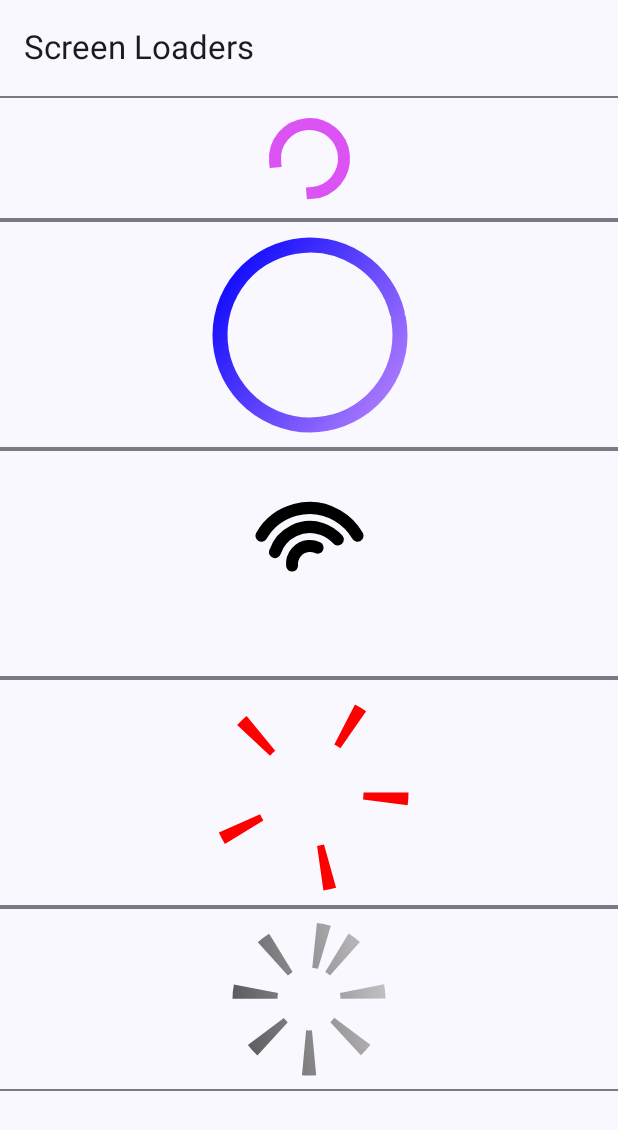
After one commit to Hxt5gh/MoveOffsetAlongLine, an Android app built with Jetpack Compose: the composable ScreenLoaders shown on its own in the app's theme, on a phone screen of 412 x 824 dp. The commit adds this screen. Shown: the top 1130 px of the screen. Run offline under Robolectric (Android 15) with nearby library versions, the phone set to English and light mode, and no system bars.

Commit message:
ScreenLoaders

```diff
--- /dev/null
+++ b/app/src/main/java/com/hxt5gh/movealongthepath/Animation/ScreenLoaders.kt
@@ -0,0 +1,422 @@
+package com.hxt5gh.movealongthepath.Animation
+
+import android.util.Log
+import androidx.compose.animation.animateColor
+import androidx.compose.animation.core.Animatable
+import androidx.compose.animation.core.EaseInBack
+import androidx.compose.animation.core.EaseInBounce
+import androidx.compose.animation.core.EaseInCirc
+import androidx.compose.animation.core.EaseInElastic
+import androidx.compose.animation.core.EaseInOut
+import androidx.compose.animation.core.EaseInOutBounce
+import androidx.compose.animation.core.EaseInOutSine
+import androidx.compose.animation.core.EaseInQuart
+import androidx.compose.animation.core.EaseOutBack
+import androidx.compose.animation.core.EaseOutBounce
+import androidx.compose.animation.core.FastOutLinearInEasing
+import androidx.compose.animation.core.FastOutSlowInEasing
+import androidx.compose.animation.core.LinearEasing
+import androidx.compose.animation.core.LinearOutSlowInEasing
+import androidx.compose.animation.core.RepeatMode
+import androidx.compose.animation.core.Spring
+import androidx.compose.animation.core.animateFloat
+import androidx.compose.animation.core.infiniteRepeatable
+import androidx.compose.animation.core.rememberInfiniteTransition
+import androidx.compose.animation.core.spring
+import androidx.compose.animation.core.tween
+import androidx.compose.foundation.Canvas
+import androidx.compose.foundation.background
+import androidx.compose.foundation.border
+import androidx.compose.foundation.layout.Arrangement
+import androidx.compose.foundation.layout.Box
+import androidx.compose.foundation.layout.Column
+import androidx.compose.foundation.layout.Spacer
+import androidx.compose.foundation.layout.fillMaxSize
+import androidx.compose.foundation.layout.fillMaxWidth
+import androidx.compose.foundation.layout.height
+import androidx.compose.foundation.layout.padding
+import androidx.compose.foundation.layout.size
+import androidx.compose.foundation.lazy.LazyColumn
+import androidx.compose.material3.Button
+import androidx.compose.material3.Divider
+import androidx.compose.material3.ExperimentalMaterial3Api
+import androidx.compose.material3.MaterialTheme
+import androidx.compose.material3.Scaffold
+import androidx.compose.material3.Slider
+import androidx.compose.material3.Surface
+import androidx.compose.material3.Text
+import androidx.compose.material3.TopAppBar
+import androidx.compose.runtime.Composable
+import androidx.compose.runtime.LaunchedEffect
+import androidx.compose.runtime.getValue
+import androidx.compose.runtime.mutableStateOf
+import androidx.compose.runtime.remember
+import androidx.compose.runtime.rememberCoroutineScope
+import androidx.compose.runtime.setValue
+import androidx.compose.ui.Alignment
+import androidx.compose.ui.Modifier
+import androidx.compose.ui.geometry.Offset
+import androidx.compose.ui.geometry.Size
+import androidx.compose.ui.graphics.Brush
+import androidx.compose.ui.graphics.Color
+import androidx.compose.ui.graphics.ColorFilter
+import androidx.compose.ui.graphics.PathEffect
+import androidx.compose.ui.graphics.PointMode
+import androidx.compose.ui.graphics.StrokeCap
+import androidx.compose.ui.graphics.drawscope.DrawStyle
+import androidx.compose.ui.graphics.drawscope.Stroke
+import androidx.compose.ui.graphics.drawscope.rotate
+import androidx.compose.ui.graphics.drawscope.translate
+import androidx.compose.ui.tooling.preview.Preview
+import androidx.compose.ui.unit.dp
+import com.hxt5gh.movealongthepath.R
+import kotlinx.coroutines.delay
+import kotlinx.coroutines.launch
+
+@OptIn(ExperimentalMaterial3Api::class)
+@Composable
+fun ScreenLoaders(modifier: Modifier = Modifier) {
+    Scaffold(
+        topBar = { TopAppBar(title = { Text(text = "Screen Loaders") })}
+    ) {
+        Surface(modifier = Modifier
+            .fillMaxSize()
+            .padding(it)) {
+            LazyColumn(modifier = Modifier.fillMaxSize(), horizontalAlignment = Alignment.CenterHorizontally) {
+                item {
+                    Divider()
+                CircularLoader(modifier = Modifier.size(80.dp))
+                    Divider()
+                }
+                item {
+                    Divider()
+                    InfiniteTransition(modifier = Modifier.size(150.dp))
+                    Divider()
+                }
+                item {
+                    Divider()
+                    InfiniteBeatTransition(modifier = Modifier.size(150.dp))
+                    Divider()
+                }
+                item {
+                    Divider()
+                    RollTransition(modifier = Modifier
+                        .size(150.dp)
+                        .fillMaxWidth()
+                    )
+                    Divider()
+                }
+                item {
+                    Divider()
+                    RotateTransition(modifier = Modifier
+                        .size(150.dp)
+                        .fillMaxWidth()
+                    )
+                    Divider()
+                }
+            }
+        }
+    }
+}
+
+
+
+@Composable
+fun CircularLoader(modifier: Modifier = Modifier) {
+
+    val updateTransition = rememberInfiniteTransition(label = "")
+    val rotationValue = updateTransition.animateFloat(
+        initialValue = 0f,
+        targetValue = 360f,
+        animationSpec = infiniteRepeatable(
+            repeatMode = RepeatMode.Restart,
+            animation = tween(800)
+        ),
+        label = ""
+    )
+    Column(
+        modifier = modifier,
+        verticalArrangement = Arrangement.Center,
+        horizontalAlignment = Alignment.CenterHorizontally
+    ) {
+        Canvas(modifier = Modifier.size(46.dp)) {
+
+
+            val size = this.size
+            val x = size.width / 2
+            val y = size.height / 2
+
+            rotate(
+                degrees =  rotationValue.value ,
+                pivot = Offset(x, y)
+            ) {
+                drawArc(
+                    color = Color(219, 81, 243, 252),
+                    startAngle = 90f, //clockwise
+                    sweepAngle = 270f,
+                    useCenter = false,
+                    topLeft = Offset.Zero,
+                    style = Stroke(width = 8.dp.toPx(), cap = StrokeCap.Square)
+                )
+            }
+
+        }
+    }
+}
+
+@Composable
+fun InfiniteTransition(modifier: Modifier = Modifier) {
+    Box(modifier.padding(8.dp), contentAlignment = Alignment.Center){
+
+        var bool by remember {
+            mutableStateOf(true)
+        }
+
+        val transition = rememberInfiniteTransition(label = "")
+
+        val value = transition.animateFloat(
+            initialValue = 0f,
+           // targetValue = if(bool) 360f else 0f ,
+            targetValue =  360f  ,
+            animationSpec = infiniteRepeatable(
+                animation = tween(3000 , easing = LinearOutSlowInEasing),
+                repeatMode = RepeatMode.Restart
+            ),
+            label = ""
+        )
+
+        val color = transition.animateColor(
+            initialValue =  Color.Blue,
+            targetValue = Color(0xFFBB86FC),
+            animationSpec = infiniteRepeatable(
+                animation = tween(1500 , easing = EaseInQuart),
+                repeatMode = RepeatMode.Reverse),
+            label = ""
+        )
+            Canvas(modifier = Modifier.size(120.dp)
+            ) {
+                rotate(
+                    degrees =3 * value.value
+                ){
+                    drawArc(
+                        // color = color.value,
+                        brush = Brush.linearGradient(
+                            listOf(
+                                Color.Blue,
+                                Color(0xFFBB86FC)
+
+                            )
+                        ),
+                        startAngle = 0f,
+                        sweepAngle = value.value,
+                        useCenter = false,
+                        topLeft = Offset.Zero,
+                        style = Stroke(10.dp.toPx() , cap = StrokeCap.Round)
+                    )
+                }
+
+        }
+    }
+}
+
+@Composable
+fun InfiniteBeatTransition(modifier: Modifier) {
+
+    val transition1 = remember {
+        Animatable(initialValue = 0f)
+    }
+    val transition2 = remember {
+        Animatable(initialValue = 0f)
+    }
+    val transition3 = remember {
+        Animatable(initialValue = 0f)
+    }
+
+    LaunchedEffect(key1 = transition1) {
+
+        launch {
+            transition3.animateTo(
+                targetValue =  360f,
+                animationSpec = infiniteRepeatable(
+                    animation = tween(1800, delayMillis = 0 , easing = EaseInBack),
+                    repeatMode = RepeatMode.Restart,
+                )
+            )
+        }
+        launch {
+            transition2.animateTo(
+                targetValue =  360f,
+                animationSpec = infiniteRepeatable(
+                    animation = tween(1200,  delayMillis = 600, easing = EaseInBack ),
+                    repeatMode = RepeatMode.Restart
+                )
+            )
+        }
+        launch {
+            transition1.animateTo(
+                targetValue =  360f,
+                animationSpec = infiniteRepeatable(
+                    animation = tween(600, delayMillis = 1200 , easing = EaseInBack ),
+                    repeatMode = RepeatMode.Restart
+                )
+
+            )
+        }
+    }
+
+
+
+
+    Box(modifier = modifier , contentAlignment = Alignment.Center){
+        Canvas(modifier = Modifier
+            .size(150.dp)
+            .padding(38.dp)) {
+            val size = this.size
+            val x = size.width / 2
+            val y = size.height / 2
+            rotate(
+                degrees = transition1.value
+            ){
+
+            drawArc(
+                color = Color.Black,
+                startAngle = 210f,
+                sweepAngle = 120f,
+                useCenter = false,
+                topLeft = Offset.Zero,
+                style = Stroke(8.dp.toPx() , cap = StrokeCap.Round),
+            )
+            }
+        }
+        Canvas(modifier = Modifier
+            .size(125.dp)
+            .padding(38.dp)) {
+            val size = this.size
+            val x = size.width / 2
+            val y = size.height / 2
+
+            rotate(
+                degrees = transition2.value
+            ){
+
+            drawArc(
+                color = Color.Black,
+                startAngle = 210f,
+                sweepAngle = 120f,
+                useCenter = false,
+                topLeft = Offset.Zero,
+                style = Stroke(8.dp.toPx() , cap = StrokeCap.Round),
+            )
+            }
+
+        }
+        Canvas(modifier = Modifier
+            .size(100.dp)
+            .padding(38.dp)) {
+            val size = this.size
+            val x = size.width / 2
+            val y = size.height / 2
+            rotate(
+                degrees = transition3.value
+            ){
+                drawArc(
+                    color = Color.Black,
+                    startAngle = 210f,
+                    sweepAngle = 120f,
+                    useCenter = false,
+                    topLeft = Offset.Zero,
+                    style = Stroke(8.dp.toPx() , cap = StrokeCap.Round),
+                )
+            }
+
+        }
+    }
+
+}
+
+@Composable
+fun RollTransition(modifier: Modifier) {
+
+    val updates = rememberInfiniteTransition(label = "")
+    val first = updates.animateFloat(
+        initialValue = 1000f,//1000
+        targetValue = 0f,
+        animationSpec = infiniteRepeatable(
+            animation = tween(
+                durationMillis = 4000,
+            ),
+            repeatMode = RepeatMode.Reverse
+        ),
+        label = ""
+    )
+    Canvas(
+        modifier = modifier
+            .padding(24.dp)
+    ) {
+        drawArc(
+            color = Color.Red,
+            startAngle = 0f,
+            sweepAngle = 360f,
+            topLeft = Offset.Zero,
+            useCenter = false,
+            style = Stroke(
+                30.dp.toPx(),
+                pathEffect = PathEffect.dashPathEffect(floatArrayOf(10f, first.value, 50f), 0f)
+            )
+        )
+    }
+
+
+}
+@Composable
+fun RotateTransition(modifier: Modifier) {
+    val updates = rememberInfiniteTransition(label = "")
+
+    val rotate = updates.animateFloat(
+        initialValue = 0f,
+        targetValue = 360f,
+        animationSpec = infiniteRepeatable(
+            animation = tween(
+                durationMillis = 1500,
+                easing = EaseInOutSine
+            ),
+            repeatMode = RepeatMode.Restart
+        ),
+        label = ""
+    )
+
+    Canvas(
+        modifier = Modifier.size(120.dp)
+            .padding(24.dp)
+    ) {
+        rotate(
+            degrees = rotate.value,
+            pivot = Offset(size.width / 2f, size.height / 2f)
+        ){
+            drawArc(
+                brush = Brush.linearGradient(
+                    listOf(
+                        Color(90, 87, 90, 252),
+                        Color(194, 191, 194, 252),
+                    )
+                ),
+                startAngle = 0f,
+                sweepAngle = 360f,
+                topLeft = Offset(0f, 0f),
+                useCenter = false,
+                style = Stroke(
+                    30.dp.toPx() ,
+                    cap = StrokeCap.Butt,
+                    pathEffect = PathEffect.dashPathEffect(floatArrayOf(10f, 35f , 50f), 0f)
+                )
+            )
+
+        }
+    }
+}
+
+@Preview
+@Composable
+private fun ScreenLoadersPrev() {
+    ScreenLoaders(modifier = Modifier.fillMaxSize())
+}
--- a/app/src/main/java/com/hxt5gh/movealongthepath/MainActivity.kt
+++ b/app/src/main/java/com/hxt5gh/movealongthepath/MainActivity.kt
@@ -39,6 +39,7 @@ import androidx.compose.ui.unit.IntOffset
 import androidx.compose.ui.unit.dp
 import com.hxt5gh.movealongthepath.Animation.LazyColumnAnimation
 import com.hxt5gh.movealongthepath.Animation.PointAlongPathAnimation
+import com.hxt5gh.movealongthepath.Animation.ScreenLoaders
 import com.hxt5gh.movealongthepath.ui.theme.MoveAlongThePathTheme
 import kotlinx.coroutines.launch
 import kotlin.math.PI
@@ -55,7 +56,8 @@ class MainActivity : ComponentActivity() {
             MoveAlongThePathTheme {
                 Scaffold(modifier = Modifier.fillMaxSize()) { innerPadding ->
                    // PointAlongPathAnimation(modifier = Modifier.fillMaxSize().padding(innerPadding))
-                    LazyColumnAnimation()
+                  // LazyColumnAnimation()
+                    ScreenLoaders(modifier = Modifier.fillMaxSize().padding(innerPadding))
                 }
             }
         }
```
